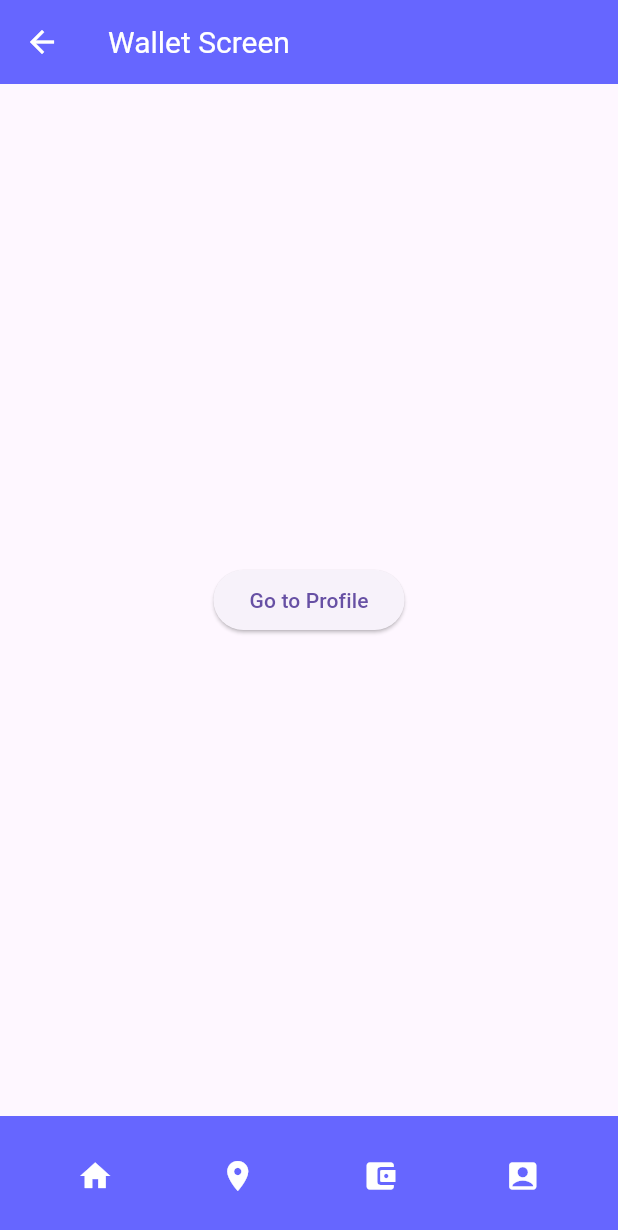
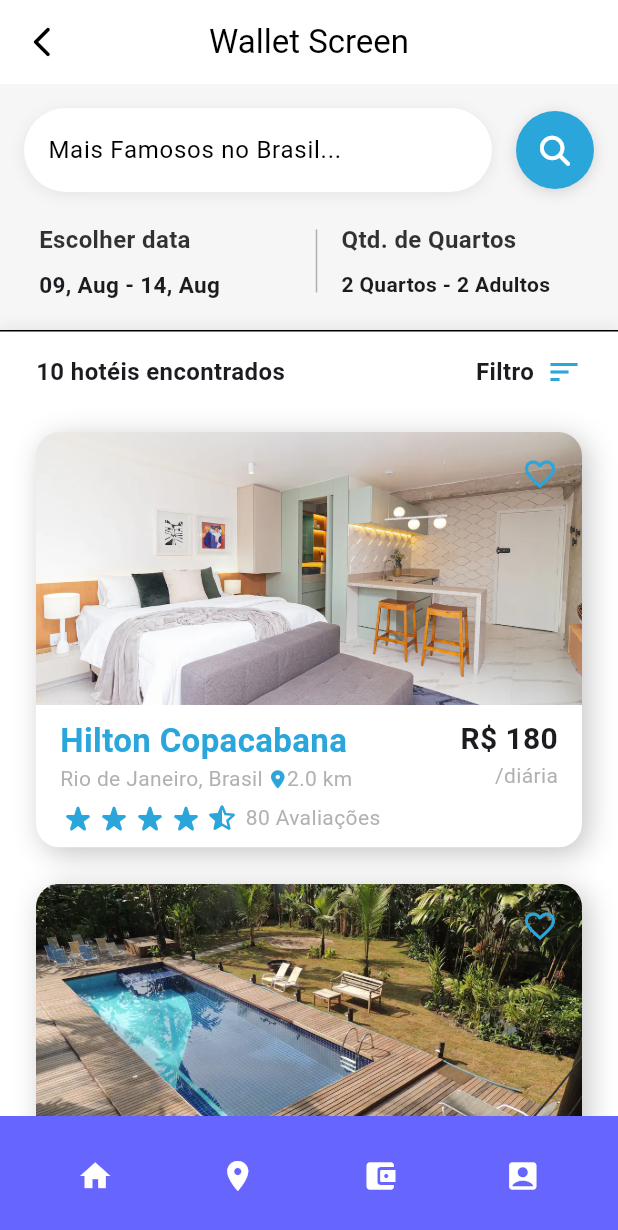
Before and after one commit to WesleyMaciel2510/Flutter-Angular, a Flutter app: the screen it shows after launch, item 3 of the bottom bar chosen, on a phone screen of 412 x 824 dp. Shown: the top 1230 px of the screen. Run offline on Flutter 3.47's test engine with Material 3 defaults, Android fonts, the phone set to English and light mode, and no system bars; drawn by our look-alikes of flutter_rating_bar; our stand-ins replace flutter_dotenv, font_awesome_flutter, logger, permission_handler; Roboto replaces fonts that are missing (WorkSans).

Commit message:
wallet screen UI added correctly

```diff
--- a/lib/src/screens/wallet/index.dart
+++ b/lib/src/screens/wallet/index.dart
@@ -1,22 +1,144 @@
 import 'package:flutter/material.dart';
+import 'package:flutter_angular/hotel_app_theme.dart';
+import 'package:flutter_angular/main.dart';
+import 'package:flutter_angular/model/hotel_list_data.dart';
+import 'package:flutter_angular/src/components/hotel_list_view.dart';
+import 'package:flutter_angular/src/widgets/get_app_bar_ui.dart';
+import 'package:flutter_angular/src/widgets/get_filter_bar_ui.dart';
+import 'package:flutter_angular/src/widgets/get_search_bar_ui.dart';
+import 'package:flutter_angular/src/widgets/get_timedate_ui.dart';
 
-class WalletScreen extends StatelessWidget {
+class WalletScreen extends StatefulWidget {
   const WalletScreen({super.key});
 
   @override
-  Widget build(BuildContext context) {
-    return Scaffold(
+  _WalletScreenState createState() => _WalletScreenState();
+}
+
+class _WalletScreenState extends State<WalletScreen>
+    with TickerProviderStateMixin {
+  AnimationController? animationController;
+  List<HotelListData> hotelList = HotelListData.hotelList;
+  final ScrollController _scrollController = ScrollController();
+
+  DateTime startDate = DateTime.now();
+  DateTime endDate = DateTime.now().add(const Duration(days: 5));
+
+  @override
+  void initState() {
+    animationController = AnimationController(
+        duration: const Duration(milliseconds: 1000), vsync: this);
+    super.initState();
+  }
+
+  Future<bool> getData() async {
+    await Future<dynamic>.delayed(const Duration(milliseconds: 200));
+    return true;
+  }
+
+  @override
+  void dispose() {
+    animationController?.dispose();
+    super.dispose();
+  }
+
+@override
+Widget build(BuildContext context) {
+  return Theme(
+    data: PlaceAppTheme.buildLightTheme(),
+    child: Scaffold(
       appBar: AppBar(
         title: const Text('Wallet Screen'),
       ),
-      body: Center(
-        child: ElevatedButton(
-          onPressed: () {
-            Navigator.pushNamed(context, '/profile');
-          },
-          child: const Text('Go to Profile'),
-        ),
+      body: Stack(
+        children: <Widget>[
+          InkWell(
+            splashColor: Colors.transparent,
+            focusColor: Colors.transparent,
+            highlightColor: Colors.transparent,
+            hoverColor: Colors.transparent,
+            onTap: () {
+              FocusScope.of(context).requestFocus(FocusNode());
+            },
+            child: Column(
+              children: <Widget>[
+                Expanded(
+                  child: NestedScrollView(
+                    controller: _scrollController,
+                    headerSliverBuilder:
+                        (BuildContext context, bool innerBoxIsScrolled) {
+                      return <Widget>[
+                        SliverList(
+                          delegate: SliverChildBuilderDelegate(
+                            (BuildContext context, int index) {
+                              return Column(
+                                children: <Widget>[
+                                  getSearchBarUI(
+                                    context: context,
+                                    startDate: startDate,
+                                    endDate: endDate,
+                                    showDemoDialog: (BuildContext context) {
+                                      // Behavior for showDemoDialog
+                                    },
+                                  ),
+                                  getTimeDateUI(
+                                    context: context,
+                                    startDate: startDate,
+                                    endDate: endDate,
+                                    showDemoDialog: (BuildContext context) {
+                                      // Behavior for showDemoDialog
+                                    },
+                                  ),
+                                ],
+                              );
+                            },
+                            childCount: 1,
+                          ),
+                        ),
+                        SliverPersistentHeader(
+                          pinned: true,
+                          floating: true,
+                          delegate: ContestTabHeader(
+                            getFilterBarUI(context),
+                          ),
+                        ),
+                      ];
+                    },
+                    body: Container(
+                      color: PlaceAppTheme.buildLightTheme().colorScheme.surface,
+                      child: ListView.builder(
+                        itemCount: hotelList.length,
+                        padding: const EdgeInsets.only(top: 8),
+                        scrollDirection: Axis.vertical,
+                        itemBuilder: (BuildContext context, int index) {
+                          final int count =
+                              hotelList.length > 10 ? 10 : hotelList.length;
+                          final Animation<double> animation =
+                              Tween<double>(begin: 0.0, end: 1.0).animate(
+                                  CurvedAnimation(
+                                      parent: animationController!,
+                                      curve: Interval(
+                                          (1 / count) * index, 1.0,
+                                          curve: Curves.fastOutSlowIn)));
+                          animationController?.forward();
+                          return HotelListView(
+                            callback: () {},
+                            hotelData: hotelList[index],
+                            animation: animation,
+                            animationController: animationController!,
+                          );
+                        },
+                      ),
+                    ),
+                  ),
+                ),
+              ],
+            ),
+          ),
+        ],
       ),
-    );
-  }
+    ),
+  );
 }
+
+}
--- a/lib/src/widgets/get_timedate_ui.dart
+++ b/lib/src/widgets/get_timedate_ui.dart
@@ -40,7 +40,7 @@ Widget getTimeDateUI({
                           style: TextStyle(
                               fontWeight: FontWeight.bold,
                               fontSize: 16,
-                              color: Colors.grey.withOpacity(0.8)),
+                              color: Colors.black.withOpacity(0.8)),
                         ),
                         const SizedBox(
                           height: 8,
@@ -96,7 +96,7 @@ Widget getTimeDateUI({
                           style: TextStyle(
                               fontWeight: FontWeight.bold,
                               fontSize: 16,
-                              color: Colors.grey.withOpacity(0.8)),
+                              color: Colors.black.withOpacity(0.8)),
                         ),
                         const SizedBox(
                           height: 8,
--- a/pubspec.yaml
+++ b/pubspec.yaml
@@ -60,6 +60,7 @@ flutter:
   - assets/events/
   - assets/icons/
   - assets/imgs/
+  - assets/places/
 
   # An image asset can refer to one or more resolution-specific "variants", see
   # https://flutter.dev/to/resolution-aware-images
```
Also changed, not shown: lib/src/components/buttons/custom_button.dart (added, +37 -0 lines), lib/src/screens/profile/index.dart (+7 -19 lines), lib/src/widgets/get_hotel_view_list.dart (added, +32 -0 lines), assets/places/place_1.png (added), assets/places/place_10.png (added), assets/places/place_2.png (added), assets/places/place_3.png (added), assets/places/place_4.png (added), assets/places/place_5.png (added), assets/places/place_6.png (added), assets/places/place_7.png (added), assets/places/place_8.png (added), assets/places/place_9.png (added).
